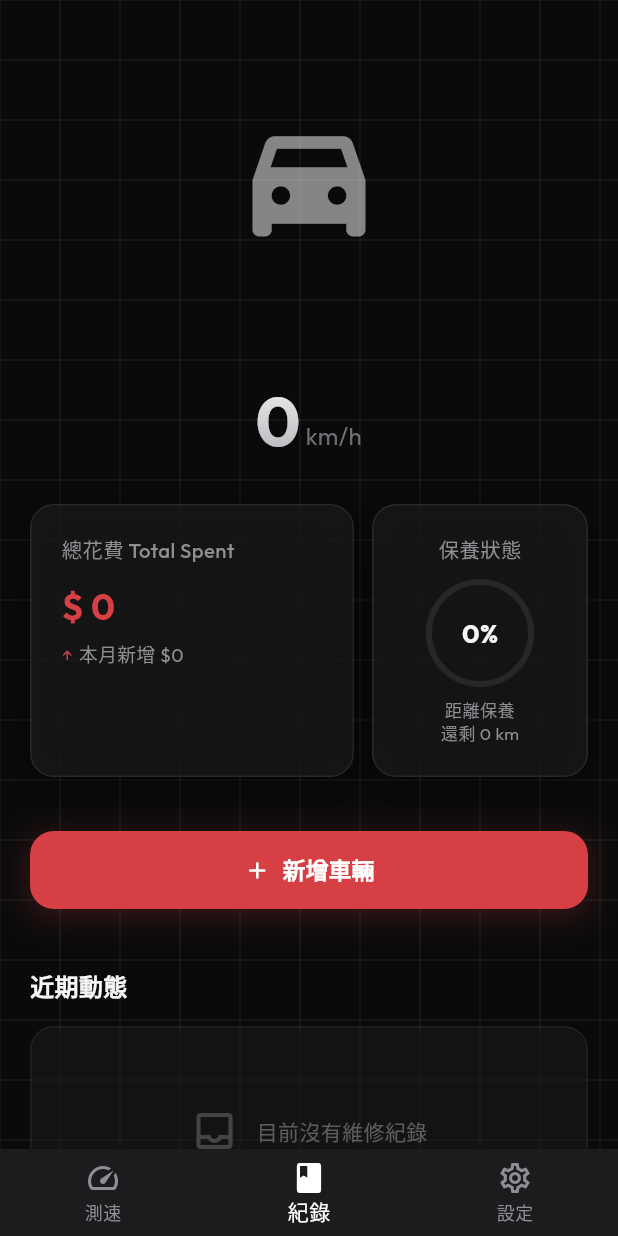
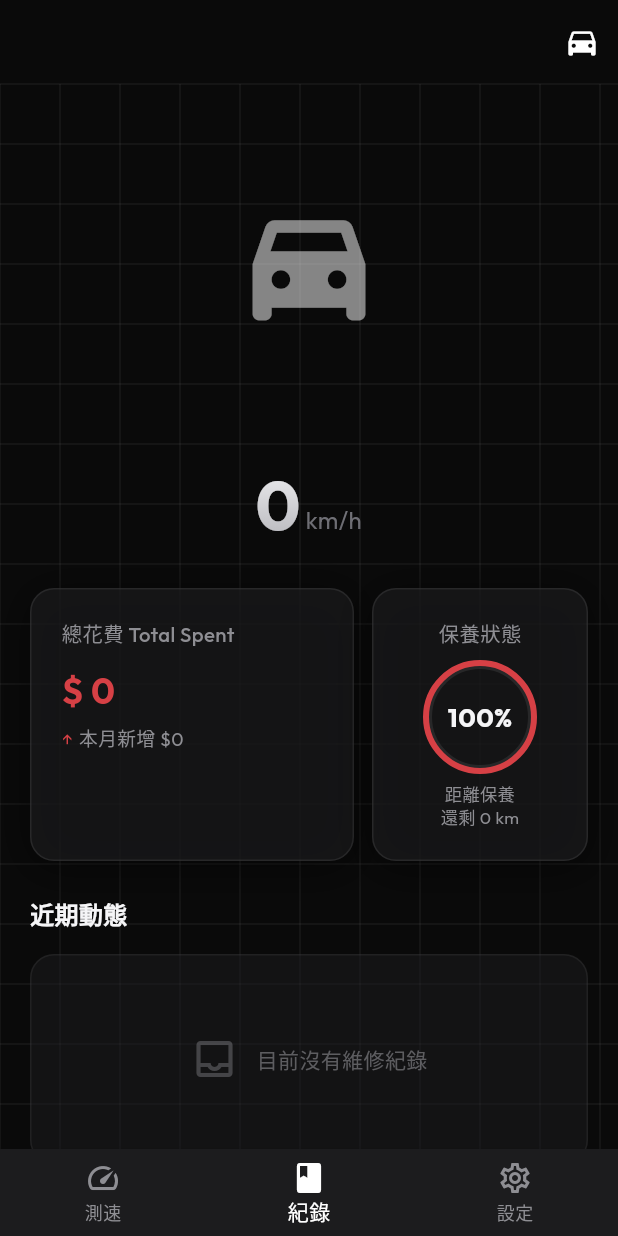
Before and after one commit to viocax/Garage, a Flutter app: the screen it shows after launch, item 2 of the bottom bar chosen, on a phone screen of 412 x 824 dp. Run offline on Flutter 3.47's test engine with Material 3 defaults, Android fonts, the phone set to English and light mode, and no system bars; our stand-ins replace bloc, dio, equatable, flutter_bloc, flutter_tts, geolocator and 5 more; missing offline and left inert: model_viewer_plus; accounts and stored records are empty; generated files the repository leaves out were written again.

Commit message:
feat: add vehicle editing and order management
- Add edit vehicle button and navigation in RecordsPage
- Add vehicleId and order fields to Vehicle model
- Implement vehicle order management in repository
- Fix Isar nested transaction errors by loading relations outside transactions
- Optimize batch updates for vehicle ordering

```diff
--- a/lib/Screen/records/bloc/records_bloc.dart
+++ b/lib/Screen/records/bloc/records_bloc.dart
@@ -20,6 +20,7 @@ class RecordsBloc extends Bloc<RecordsEvent, RecordsState> {
     on<SwitchVehicle>(_onSwitchVehicle);
     on<ClickAddVehicleButton>(_onClickAddVehicleButton);
     on<ClickAddRecordButton>(_onClickAddRecordButton);
+    on<ClickEditVehicleButton>(_onClickEditVehicleButton);
     on<AddRecord>(_onAddRecord);
     add(const LoadVehicleRecord());
   }
@@ -60,6 +61,15 @@ class RecordsBloc extends Bloc<RecordsEvent, RecordsState> {
     Emitter<RecordsState> emit,
   ) {
     emit(state.copyWith(sideEffect: RecordsSideEffect.navigateToAddRecord));
+    // Clear side effect immediately after emitting
+    emit(state.copyWith(clearSideEffect: true));
+  }
+
+  void _onClickEditVehicleButton(
+    ClickEditVehicleButton event,
+    Emitter<RecordsState> emit,
+  ) {
+    emit(state.copyWith(sideEffect: RecordsSideEffect.navigateToEditVehicle));
     // Clear side effect immediately after emitting
     emit(state.copyWith(clearSideEffect: true));
   }
--- a/lib/Screen/records/bloc/records_event.dart
+++ b/lib/Screen/records/bloc/records_event.dart
@@ -29,6 +29,10 @@ final class ClickAddRecordButton extends RecordsEvent {
   const ClickAddRecordButton();
 }
 
+final class ClickEditVehicleButton extends RecordsEvent {
+  const ClickEditVehicleButton();
+}
+
 final class AddRecord extends RecordsEvent {
   final VehicleRecord? record;
   const AddRecord(this.record);
--- a/lib/Screen/records/bloc/records_state.dart
+++ b/lib/Screen/records/bloc/records_state.dart
@@ -3,6 +3,7 @@ part of 'records_bloc.dart';
 enum RecordsSideEffect {
   navigateToAddVehicle,
   navigateToAddRecord,
+  navigateToEditVehicle,
 }
 
 class RecordsState extends Equatable {
--- a/lib/Screen/records/records_page.dart
+++ b/lib/Screen/records/records_page.dart
@@ -27,25 +27,6 @@ class RecordsPage extends StatelessWidget {
             context.read<RecordsBloc>().add(LoadVehicleRecord());
           }
         },
-        child: _body(context),
-      ),
-    );
-  }
-
-  Widget _body(BuildContext context) {
-    return Theme(
-      data: AppTheme.darkTheme,
-      child: ThemedStatusBar(
-        theme: StatusBarTheme.light,
-        child: Scaffold(
-          backgroundColor: AppTheme.dashboardBg,
-          body: Stack(
-            children: [
-              // Background Grid Pattern
-              Positioned.fill(
-                child: CustomPaint(painter: GridBackgroundPainter()),
-              ),
-              SafeArea(
         child: BlocConsumer<RecordsBloc, RecordsState>(
           listener: (context, state) {
             // Handle error message
@@ -63,18 +44,79 @@ class RecordsPage extends StatelessWidget {
                 case RecordsSideEffect.navigateToAddRecord:
                   _navigateToAddRecord(context);
                   break;
+                case RecordsSideEffect.navigateToEditVehicle:
+                  _navigateToEditVehicle(context);
+                  break;
               }
             }
           },
           builder: (context, state) {
-                    return _RecordsContent(
+            return _body(context, state);
+          },
+        ),
+      ),
+    );
+  }
+
+  Widget _body(BuildContext context, RecordsState state) {
+    return Theme(
+      data: AppTheme.darkTheme,
+      child: ThemedStatusBar(
+        theme: StatusBarTheme.light,
+        child: Scaffold(
+          backgroundColor: AppTheme.dashboardBg,
+          appBar: AppBar(
+            backgroundColor: Colors.transparent,
+            elevation: 0,
+            scrolledUnderElevation: 0,
+            actions: [
+              // 編輯車輛 - 只在有車輛時顯示
+              if (state.vehicles.isNotEmpty)
+                IconButton(
+                  icon: const Icon(Icons.edit_outlined),
+                  onPressed: () {
+                    context.read<RecordsBloc>().add(
+                      const ClickEditVehicleButton(),
+                    );
+                  },
+                  tooltip: '編輯車輛',
+                ),
+              // 新增車輛 - 總是顯示
+              IconButton(
+                icon: const Icon(Icons.directions_car),
+                onPressed: () {
+                  context.read<RecordsBloc>().add(
+                    const ClickAddVehicleButton(),
+                  );
+                },
+                tooltip: '新增車輛',
+              ),
+              // 新增紀錄 - 只在有車輛時顯示
+              if (state.vehicles.isNotEmpty)
+                IconButton(
+                  icon: const Icon(Icons.add_circle_outline),
+                  onPressed: () {
+                    context.read<RecordsBloc>().add(
+                      const ClickAddRecordButton(),
+                    );
+                  },
+                  tooltip: '新增紀錄',
+                ),
+            ],
+          ),
+          body: Stack(
+            children: [
+              // Background Grid Pattern
+              Positioned.fill(
+                child: CustomPaint(painter: GridBackgroundPainter()),
+              ),
+              SafeArea(
+                child: _RecordsContent(
                   vehicle: state.currentVehicle,
                   vehicles: state.vehicles,
                   currentVehicleId: state.currentVehicleId,
                   odometerString: state.odometerString,
                   unitString: state.unitString,
-                    );
-                  },
                 ),
               ),
             ],
@@ -100,6 +142,14 @@ class RecordsPage extends StatelessWidget {
     if (record != null && context.mounted) {
       context.read<RecordsBloc>().add(AddRecord(record));
     }
+  }
+
+  Future<void> _navigateToEditVehicle(BuildContext context) async {
+    // await context.goPathWithResult(AppPath.vehicleManagement);
+    // if (context.mounted) {
+    //   // Reload vehicle data after returning from vehicle management
+    //   context.read<RecordsBloc>().add(const LoadVehicleRecord());
+    // }
   }
 }
 
@@ -152,33 +202,7 @@ class _RecordsContent extends StatelessWidget {
 
                 const SizedBox(height: 24),
 
-                // 3. Add Button
-                if (vehicles.isNotEmpty)
-                  _AddButton(
-                    accentRed: AppTheme.dashboardAccentRed,
-                    title: '新增紀錄',
-                    onTap: () {
-                      context.read<RecordsBloc>().add(
-                        const ClickAddRecordButton(),
-                      );
-                    },
-                  ),
-
-                const SizedBox(height: 12),
-
-                _AddButton(
-                  accentRed: AppTheme.dashboardAccentRed,
-                  title: '新增車輛',
-                  onTap: () {
-                    context.read<RecordsBloc>().add(
-                      const ClickAddVehicleButton(),
-                    );
-                  },
-                ),
-
-                const SizedBox(height: 40),
-
-                // 4. Recent Activity Stack
+                // 3. Recent Activity Stack
                 _RecentActivitySection(
                   textPrimary: AppTheme.dashboardTextPrimary,
                   textSecondary: AppTheme.dashboardTextSecondary,
@@ -465,7 +489,7 @@ class _StatsGrid extends StatelessWidget {
                   ),
                   const SizedBox(height: 8),
                   Text(
-                    '距離保養\n還剩 ${vehicle.kmToNextMaintenance} km',
+                    '距離保養\n還剩 ${vehicle.remindKm} km',
                     textAlign: TextAlign.center,
                     style: TextStyle(
                       fontSize: 11.5, // 0.72rem
@@ -478,60 +502,6 @@ class _StatsGrid extends StatelessWidget {
             ),
           ),
         ],
-      ),
-    );
-  }
-}
-
-class _AddButton extends StatelessWidget {
-  final Color accentRed;
-  final String title;
-  final VoidCallback onTap;
-
-  const _AddButton({
-    required this.accentRed,
-    required this.title,
-    required this.onTap,
-  });
-
-  @override
-  Widget build(BuildContext context) {
-    return Container(
-      width: double.infinity,
-      decoration: BoxDecoration(
-        boxShadow: [
-          BoxShadow(
-            color: accentRed.withValues(alpha: 0.25),
-            blurRadius: 20,
-            offset: const Offset(0, 4),
-          ),
-        ],
-      ),
-      child: ElevatedButton(
-        onPressed: onTap,
-        style: ElevatedButton.styleFrom(
-          backgroundColor: accentRed,
-          foregroundColor: Colors.white,
-          padding: const EdgeInsets.symmetric(vertical: 15),
-          shape: RoundedRectangleBorder(
-            borderRadius: BorderRadius.circular(16),
-          ),
-          elevation: 0,
-        ),
-        child: Row(
-          mainAxisAlignment: MainAxisAlignment.center,
-          children: [
-            const Icon(Icons.add, size: 18),
-            const SizedBox(width: 8),
-            Text(
-              title,
-              style: const TextStyle(
-                fontSize: 15.2, // 0.95rem
-                fontWeight: FontWeight.w600,
-              ),
-            ),
-          ],
-        ),
       ),
     );
   }
--- a/lib/core/models/vehicle.dart
+++ b/lib/core/models/vehicle.dart
@@ -22,6 +22,8 @@ class Vehicle implements PickerOption {
 
   late int maintenanceIntervalKm; // e.g., every 5000km or 10000km
 
+  late int kmToNextMaintenance;
+
   late int order; // 排序順序，數字越小越前面
 
   final records = IsarLinks<VehicleRecord>();
@@ -34,7 +36,7 @@ class Vehicle implements PickerOption {
     String? vehicleId,
     required String carName,
     required int currentKm,
-    maintenanceIntervalKm = 0,
+    required int maintenanceIntervalKm,
     order = 0,
   }) {
     return Vehicle()
@@ -42,6 +44,7 @@ class Vehicle implements PickerOption {
       ..carName = carName
       ..currentKm = currentKm
       ..maintenanceIntervalKm = maintenanceIntervalKm
+      ..kmToNextMaintenance = currentKm + maintenanceIntervalKm
       ..order = order;
   }
 
@@ -52,24 +55,18 @@ class Vehicle implements PickerOption {
       ..carName = ''
       ..currentKm = 0
       ..maintenanceIntervalKm = 0
+      ..kmToNextMaintenance = 0
       ..order = 0;
-  }
-
-  // Calculate distance to next maintenance
-  // Assuming maintenance is needed when (currentKm % maintenanceIntervalKm) == 0
-  // Or simply: remaining = interval - (current % interval)
-  int get kmToNextMaintenance {
-    if (maintenanceIntervalKm <= 0) return 0;
-    final remainder = currentKm % maintenanceIntervalKm;
-    return maintenanceIntervalKm - remainder;
   }
 
   // Calculate maintenance health percentage (1.0 = fresh, 0.0 = due)
   double get maintenanceHealth {
-    if (maintenanceIntervalKm <= 0) return 0.0;
-    return max(0.0, min(1.0, kmToNextMaintenance / maintenanceIntervalKm));
+    if (maintenanceIntervalKm <= 0) return 1.0;
+    return max(0.0, min(1.0, remindKm / maintenanceIntervalKm));
   }
-
+  int get remindKm {
+    return max(kmToNextMaintenance - currentKm, 0);
+  }
   // Helper to get total spent from records
   String get totalSpent {
     final recordsList = records.toList();
--- a/lib/core/repositories/local_vehicle_repository.dart
+++ b/lib/core/repositories/local_vehicle_repository.dart
@@ -36,12 +36,23 @@ class LocalVehicleRepository implements VehicleRepository {
     try {
       final db = await isarService.isar;
       await db.writeTxn(() async {
-        // Get all existing vehicles and increment their order
+        // Get all existing vehicles
         final existingVehicles = await db.vehicles.where().findAll();
-        for (final v in existingVehicles) {
-          v.order = v.order + 1;
-          await db.vehicles.put(v);
-        }
+
+        // Create clean vehicle instances without link state to avoid nested transactions
+        final updatedVehicles = existingVehicles.map((v) {
+          return Vehicle()
+            ..id = v.id
+            ..vehicleId = v.vehicleId
+            ..carName = v.carName
+            ..currentKm = v.currentKm
+            ..maintenanceIntervalKm = v.maintenanceIntervalKm
+            ..kmToNextMaintenance = v.kmToNextMaintenance
+            ..order = v.order + 1;
+        }).toList();
+
+        // Batch update all existing vehicles
+        await db.vehicles.putAll(updatedVehicles);
 
         // Set new vehicle order to 0 (insert at beginning)
         vehicle.order = 0;
@@ -69,12 +80,14 @@ class LocalVehicleRepository implements VehicleRepository {
         return false;
       }
 
+      // Load records outside of transaction to avoid nested transaction error
+      await vehicle.records.load();
+
       await db.writeTxn(() async {
         // Save the record
         await db.vehicleRecords.put(record);
 
         // Link the record to the vehicle
-        await vehicle.records.load();
         vehicle.records.add(record);
         await vehicle.records.save();
       });
@@ -100,9 +113,11 @@ class LocalVehicleRepository implements VehicleRepository {
         return false;
       }
 
+      // Load records outside of transaction to avoid nested transaction error
+      await vehicle.records.load();
+
       await db.writeTxn(() async {
-        // Load and delete all related records
-        await vehicle.records.load();
+        // Delete all related records
         for (final record in vehicle.records) {
           await db.vehicleRecords.delete(record.id);
         }
```
Also changed, not shown: lib/core/models/vehicle.g.dart. Lines whose indentation alone changed are shown as unchanged.
